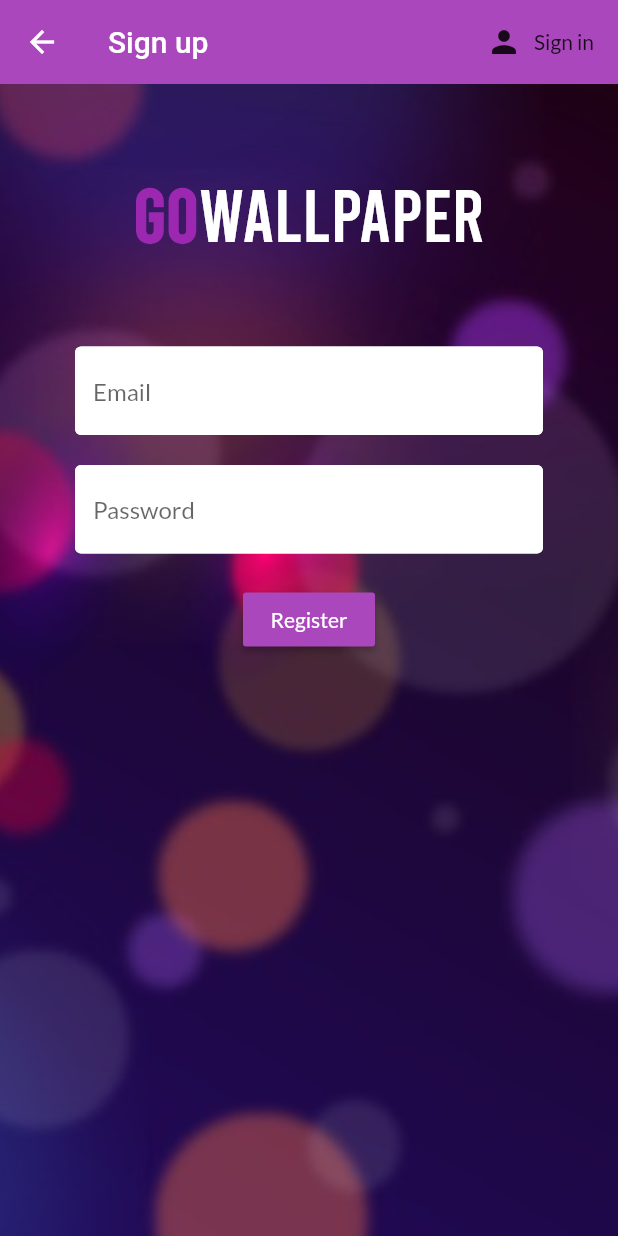
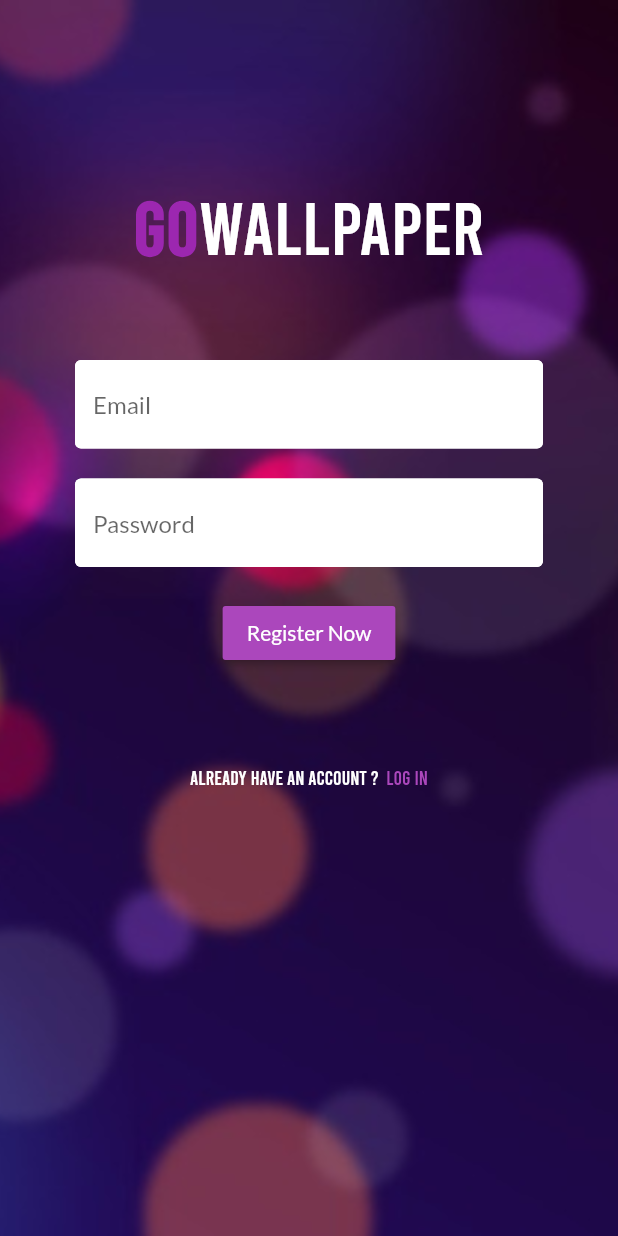
Before and after one commit to taufiqzaidong/GoWallpaper, a Flutter app: the Register screen opened directly, on a phone screen of 412 x 824 dp. Run offline on Flutter 3.47's test engine with Material 2 defaults, Android fonts, the phone set to English and light mode, and no system bars; our stand-ins replace firebase_auth, flutter_spinkit, google_fonts; accounts and stored records are empty.

Commit message:
login/register commit

```diff
--- a/lib/screens/home.dart
+++ b/lib/screens/home.dart
@@ -21,6 +21,7 @@ class _HomeState extends State<Home> {
   @override
   Widget build(BuildContext context) {
     final theme = Provider.of<ThemeChanger>(context);
+
     final AuthService _auth = AuthService();
     return MaterialApp(
       theme: theme.getTheme(),
--- a/lib/screens/register.dart
+++ b/lib/screens/register.dart
@@ -27,7 +27,7 @@ class _RegisterState extends State<Register> {
         : Scaffold(
             resizeToAvoidBottomInset: true,
             resizeToAvoidBottomPadding: true,
-            appBar: AppBar(
+            /*appBar: AppBar(
               backgroundColor: Colors.purple[400],
               elevation: 0,
               title: Text('Sign up'),
@@ -38,7 +38,7 @@ class _RegisterState extends State<Register> {
                   onPressed: () => widget.toggleView(),
                 )
               ],
-            ),
+            ),*/
             body: Container(
                 decoration: BoxDecoration(
                     image: DecorationImage(
@@ -49,7 +49,7 @@ class _RegisterState extends State<Register> {
                   key: _formKey,
                   child: Column(
                     children: <Widget>[
-                      SizedBox(height: 35),
+                      SizedBox(height: 100),
                       RichText(
                         text: TextSpan(children: <TextSpan>[
                           TextSpan(
@@ -93,7 +93,7 @@ class _RegisterState extends State<Register> {
                       RaisedButton(
                         color: Colors.purple[400],
                         child: Text(
-                          'Register',
+                          'Register Now',
                           style: TextStyle(color: Colors.white),
                         ),
                         onPressed: () async {
@@ -110,12 +110,42 @@ class _RegisterState extends State<Register> {
                           }
                         },
                       ),
-                      SizedBox(height: 20),
+                      SizedBox(height: 12.0),
                       Text(error,
                           style:
-                              TextStyle(color: Colors.red[200], fontSize: 14))
+                              TextStyle(color: Colors.red[200], fontSize: 14)),
+                      _createAccountLabel()
                     ],
                   ),
                 )));
   }
+
+  Widget _createAccountLabel() {
+    return InkWell(
+      onTap: () => widget.toggleView(),
+      child: Container(
+        margin: EdgeInsets.symmetric(vertical: 20),
+        padding: EdgeInsets.all(15),
+        alignment: Alignment.bottomCenter,
+        child: Row(
+          mainAxisAlignment: MainAxisAlignment.center,
+          children: <Widget>[
+            Text(
+              'Already have an account ?',
+              style: TextStyle(
+                  fontSize: 13, fontFamily: 'Bebas', color: Colors.white),
+            ),
+            SizedBox(
+              width: 5,
+            ),
+            Text(
+              'Log In',
+              style: TextStyle(
+                  fontSize: 13, fontFamily: 'Bebas', color: Colors.purple[400]),
+            ),
+          ],
+        ),
+      ),
+    );
+  }
 }
--- a/lib/shared/loading.dart
+++ b/lib/shared/loading.dart
@@ -5,10 +5,10 @@ class Loading extends StatelessWidget {
   @override
   Widget build(BuildContext context) {
     return Container(
-      color: Colors.brown[100],
+      color: Colors.purple[100],
       child: Center(
         child: SpinKitChasingDots(
-          color: Colors.brown,
+          color: Colors.purple,
           size: 50,
         ),
       ),
```
Also changed, not shown: lib/models/user.dart (+17 -0 lines), lib/screens/sign_in.dart (+34 -4 lines).
